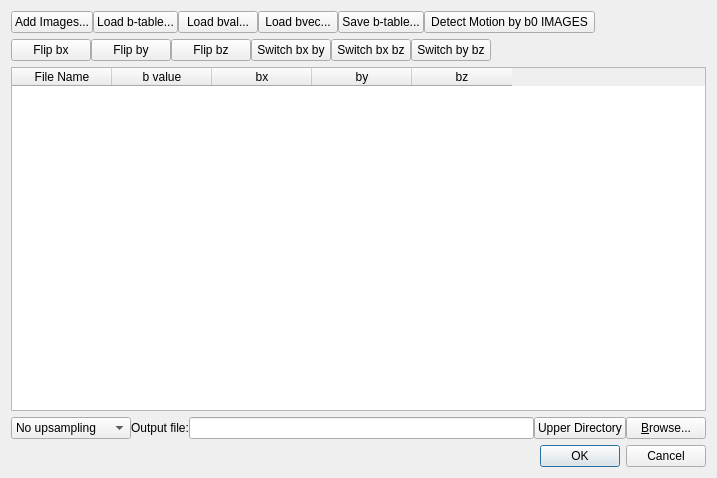
Qt form dicom/dicom_parser.ui (frankyeh/DSI-Studio) before a commit.
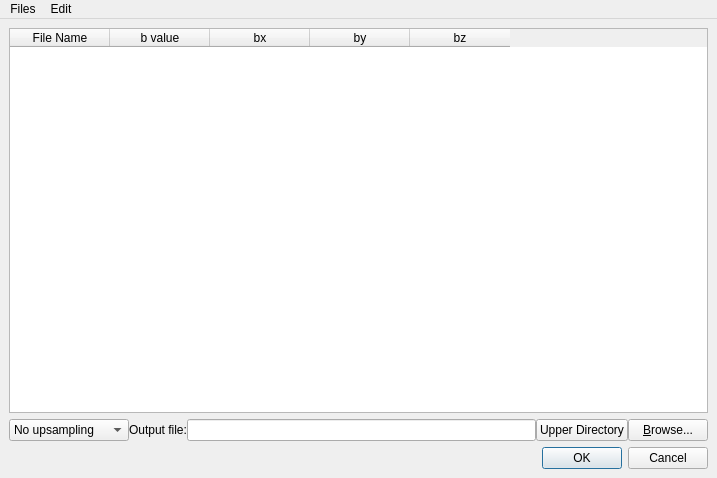
The same form after that commit. Icons and pictures are not drawn.

Commit message: [GUI] update DICOM parser GUI

```diff
--- a/dicom/dicom_parser.ui
+++ b/dicom/dicom_parser.ui
@@ -1,10 +1,7 @@
 <?xml version="1.0" encoding="UTF-8"?>
 <ui version="4.0">
  <class>dicom_parser</class>
- <widget class="QDialog" name="dicom_parser">
-  <property name="windowModality">
-   <enum>Qt::ApplicationModal</enum>
-  </property>
+ <widget class="QMainWindow" name="dicom_parser">
   <property name="geometry">
    <rect>
     <x>0</x>
@@ -13,153 +10,16 @@
     <height>478</height>
    </rect>
   </property>
-  <property name="font">
-   <font>
-    <family>Arial</family>
-   </font>
-  </property>
   <property name="windowTitle">
    <string>B-table</string>
   </property>
-  <property name="layoutDirection">
-   <enum>Qt::LeftToRight</enum>
-  </property>
-  <property name="modal">
-   <bool>false</bool>
-  </property>
+  <widget class="QWidget" name="centralwidget">
   <layout class="QHBoxLayout" name="horizontalLayout">
    <item>
     <layout class="QVBoxLayout" name="verticalLayout">
-     <item>
-      <layout class="QHBoxLayout" name="horizontalLayout_3">
        <property name="spacing">
-        <number>0</number>
-       </property>
-       <item>
-        <widget class="QPushButton" name="loadImage">
-         <property name="text">
-          <string>Add Images...</string>
-         </property>
-        </widget>
-       </item>
-       <item>
-        <widget class="QPushButton" name="load_b_table">
-         <property name="text">
-          <string>Load b-table...</string>
-         </property>
-        </widget>
-       </item>
-       <item>
-        <widget class="QPushButton" name="load_bval">
-         <property name="text">
-          <string>Load bval...</string>
-         </property>
-        </widget>
-       </item>
-       <item>
-        <widget class="QPushButton" name="load_bvec">
-         <property name="text">
-          <string>Load bvec...</string>
-         </property>
-        </widget>
-       </item>
-       <item>
-        <widget class="QPushButton" name="save_b_table">
-         <property name="text">
-          <string>Save b-table...</string>
-         </property>
-        </widget>
-       </item>
-       <item>
-        <widget class="QToolButton" name="detect_motion">
-         <property name="sizePolicy">
-          <sizepolicy hsizetype="Preferred" vsizetype="Preferred">
-           <horstretch>0</horstretch>
-           <verstretch>0</verstretch>
-          </sizepolicy>
-         </property>
-         <property name="text">
-          <string>Detect Motion by b0 IMAGES</string>
-         </property>
-        </widget>
-       </item>
-       <item>
-        <spacer name="horizontalSpacer_2">
-         <property name="orientation">
-          <enum>Qt::Horizontal</enum>
-         </property>
-         <property name="sizeHint" stdset="0">
-          <size>
-           <width>40</width>
-           <height>20</height>
-          </size>
-         </property>
-        </spacer>
-       </item>
-      </layout>
-     </item>
-     <item>
-      <layout class="QHBoxLayout" name="horizontalLayout_4">
-       <property name="spacing">
-        <number>0</number>
-       </property>
-       <item>
-        <widget class="QPushButton" name="flip_x">
-         <property name="text">
-          <string>Flip bx</string>
-         </property>
-        </widget>
-       </item>
-       <item>
-        <widget class="QPushButton" name="flip_y">
-         <property name="text">
-          <string>Flip by</string>
-         </property>
-        </widget>
-       </item>
-       <item>
-        <widget class="QPushButton" name="flip_z">
-         <property name="text">
-          <string>Flip bz</string>
-         </property>
-        </widget>
-       </item>
-       <item>
-        <widget class="QPushButton" name="switch_xy">
-         <property name="text">
-          <string>Switch bx by</string>
-         </property>
-        </widget>
-       </item>
-       <item>
-        <widget class="QPushButton" name="swith_xz">
-         <property name="text">
-          <string>Switch bx bz</string>
-         </property>
-        </widget>
-       </item>
-       <item>
-        <widget class="QPushButton" name="switch_yz">
-         <property name="text">
-          <string>Switch by bz</string>
-         </property>
-        </widget>
-       </item>
-       <item>
-        <spacer name="horizontalSpacer">
-         <property name="orientation">
-          <enum>Qt::Horizontal</enum>
-         </property>
-         <property name="sizeHint" stdset="0">
-          <size>
-           <width>40</width>
-           <height>20</height>
-          </size>
-         </property>
-        </spacer>
-       </item>
-      </layout>
-     </item>
+       <number>6</number>
+      </property>
      <item>
       <widget class="QTableWidget" name="tableWidget">
        <property name="layoutDirection">
@@ -273,39 +133,126 @@
    </item>
   </layout>
  </widget>
- <resources/>
- <connections>
-  <connection>
-   <sender>buttonBox</sender>
-   <signal>accepted()</signal>
-   <receiver>dicom_parser</receiver>
-   <slot>accept()</slot>
-   <hints>
-    <hint type="sourcelabel">
-     <x>248</x>
-     <y>254</y>
-    </hint>
-    <hint type="destinationlabel">
-     <x>157</x>
-     <y>274</y>
-    </hint>
-   </hints>
-  </connection>
-  <connection>
-   <sender>buttonBox</sender>
-   <signal>rejected()</signal>
-   <receiver>dicom_parser</receiver>
-   <slot>reject()</slot>
-   <hints>
-    <hint type="sourcelabel">
-     <x>316</x>
-     <y>260</y>
-    </hint>
-    <hint type="destinationlabel">
-     <x>286</x>
-     <y>274</y>
-    </hint>
-   </hints>
-  </connection>
- </connections>
+  <widget class="QMenuBar" name="menuBar">
+   <property name="geometry">
+    <rect>
+     <x>0</x>
+     <y>0</y>
+     <width>717</width>
+     <height>21</height>
+    </rect>
+   </property>
+   <widget class="QMenu" name="menuFiles">
+    <property name="title">
+     <string>Files</string>
+    </property>
+    <addaction name="actionOpen_Images"/>
+    <addaction name="actionOpen_b_table"/>
+    <addaction name="actionOpen_bval"/>
+    <addaction name="actionOpen_bvec"/>
+    <addaction name="separator"/>
+    <addaction name="actionSave_b_table"/>
+   </widget>
+   <widget class="QMenu" name="menuEdit">
+    <property name="title">
+     <string>Edit</string>
+    </property>
+    <addaction name="actionFlip_bx"/>
+    <addaction name="actionFlip_by"/>
+    <addaction name="actionFlip_bz"/>
+    <addaction name="separator"/>
+    <addaction name="actionSwap_bx_by"/>
+    <addaction name="actionSwap_bx_bz"/>
+    <addaction name="actionSwap_by_bz"/>
+    <addaction name="separator"/>
+    <addaction name="actionDetect_Motion"/>
+   </widget>
+   <addaction name="menuFiles"/>
+   <addaction name="menuEdit"/>
+  </widget>
+  <action name="actionOpen_Images">
+   <property name="icon">
+    <iconset resource="../icons.qrc">
+     <normaloff>:/icons/icons/open.xpm</normaloff>:/icons/icons/open.xpm</iconset>
+   </property>
+   <property name="text">
+    <string>Open Images...</string>
+   </property>
+  </action>
+  <action name="actionOpen_b_table">
+   <property name="icon">
+    <iconset resource="../icons.qrc">
+     <normaloff>:/icons/icons/open.xpm</normaloff>:/icons/icons/open.xpm</iconset>
+   </property>
+   <property name="text">
+    <string>Open b-table...</string>
+   </property>
+  </action>
+  <action name="actionOpen_bval">
+   <property name="icon">
+    <iconset resource="../icons.qrc">
+     <normaloff>:/icons/icons/open.xpm</normaloff>:/icons/icons/open.xpm</iconset>
+   </property>
+   <property name="text">
+    <string>Open bval...</string>
+   </property>
+  </action>
+  <action name="actionOpen_bvec">
+   <property name="icon">
+    <iconset resource="../icons.qrc">
+     <normaloff>:/icons/icons/open.xpm</normaloff>:/icons/icons/open.xpm</iconset>
+   </property>
+   <property name="text">
+    <string>Open bvec...</string>
+   </property>
+  </action>
+  <action name="actionSave_b_table">
+   <property name="icon">
+    <iconset resource="../icons.qrc">
+     <normaloff>:/icons/icons/save.xpm</normaloff>:/icons/icons/save.xpm</iconset>
+   </property>
+   <property name="text">
+    <string>Save b-table...</string>
+   </property>
+  </action>
+  <action name="actionFlip_bx">
+   <property name="text">
+    <string>Flip bx</string>
+   </property>
+  </action>
+  <action name="actionFlip_by">
+   <property name="text">
+    <string>Flip by</string>
+   </property>
+  </action>
+  <action name="actionFlip_bz">
+   <property name="text">
+    <string>Flip bz</string>
+   </property>
+  </action>
+  <action name="actionSwap_bx_by">
+   <property name="text">
+    <string>Swap bx by</string>
+   </property>
+  </action>
+  <action name="actionSwap_bx_bz">
+   <property name="text">
+    <string>Swap bx bz</string>
+   </property>
+  </action>
+  <action name="actionSwap_by_bz">
+   <property name="text">
+    <string>Swap by bz</string>
+   </property>
+  </action>
+  <action name="actionDetect_Motion">
+   <property name="text">
+    <string>Detect Motion Using b0s...</string>
+   </property>
+  </action>
+ </widget>
+ <resources>
+  <include location="../icons.qrc"/>
+ </resources>
+ <connections/>
 </ui>
```
Lines whose indentation alone changed are shown as unchanged. The commit also changes 9 other files.
